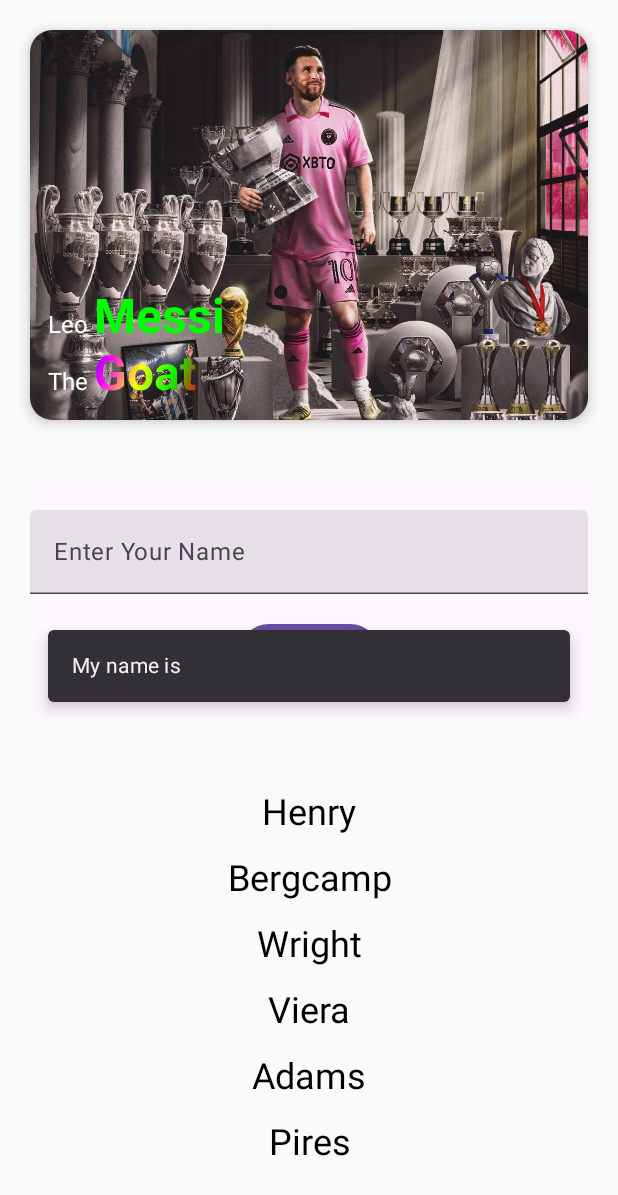
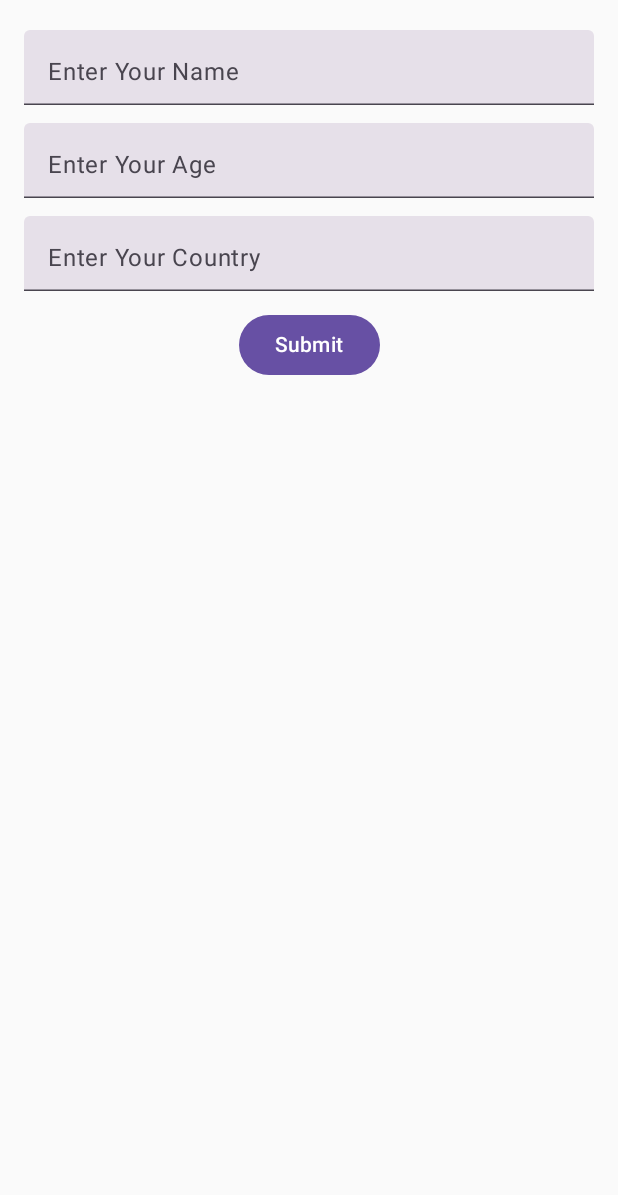
Before and after one commit to ashik024/BasicJetpackComposeLearning, an Android app built with Jetpack Compose: the screen it shows after launch (MainActivity before the commit, ConstainLayout after it), after a tap on "Submit", on a phone screen of 412 x 824 dp. Shown: the top 1195 px of the screen. Run offline under Robolectric (Android 15) with nearby library versions, the phone set to English and light mode, and no system bars; our stand-ins replace constraintlayout-compose.

Commit message:
ConstrainLayout

```diff
--- a/app/build.gradle.kts
+++ b/app/build.gradle.kts
@@ -59,11 +59,18 @@ dependencies {
     implementation("androidx.compose.ui:ui-graphics")
     implementation("androidx.compose.ui:ui-tooling-preview")
     implementation("androidx.compose.material3:material3")
+    implementation("androidx.appcompat:appcompat:1.6.1")
+    implementation("com.google.android.material:material:1.9.0")
+    implementation("androidx.constraintlayout:constraintlayout:2.1.4")
+    implementation(platform("androidx.compose:compose-bom:2023.03.00"))
     testImplementation("junit:junit:4.13.2")
     androidTestImplementation("androidx.test.ext:junit:1.1.5")
     androidTestImplementation("androidx.test.espresso:espresso-core:3.5.1")
     androidTestImplementation(platform("androidx.compose:compose-bom:2023.03.00"))
     androidTestImplementation("androidx.compose.ui:ui-test-junit4")
+    androidTestImplementation(platform("androidx.compose:compose-bom:2023.03.00"))
     debugImplementation("androidx.compose.ui:ui-tooling")
     debugImplementation("androidx.compose.ui:ui-test-manifest")
+
+    implementation ("androidx.constraintlayout:constraintlayout-compose:1.0.1")
 }
--- a/app/src/main/AndroidManifest.xml
+++ b/app/src/main/AndroidManifest.xml
@@ -13,6 +13,11 @@
         android:theme="@style/Theme.MyApplication"
         tools:targetApi="31">
         <activity
+            android:name=".ConstainLayout"
+            android:exported="false"
+            android:label="@string/title_activity_constain_layout"
+            android:theme="@style/Theme.MyApplication" />
+        <activity
             android:name=".MainActivity"
             android:exported="true"
             android:label="@string/app_name"
--- /dev/null
+++ b/app/src/main/java/com/example/myapplication/ConstainLayout.kt
@@ -0,0 +1,144 @@
+package com.example.myapplication
+
+import android.os.Bundle
+import androidx.activity.ComponentActivity
+import androidx.activity.compose.setContent
+import androidx.compose.foundation.layout.fillMaxSize
+import androidx.compose.foundation.layout.height
+import androidx.compose.foundation.layout.heightIn
+import androidx.compose.foundation.layout.padding
+import androidx.compose.foundation.layout.width
+import androidx.compose.foundation.layout.widthIn
+import androidx.compose.foundation.text.KeyboardOptions
+import androidx.compose.material3.Button
+import androidx.compose.material3.ExperimentalMaterial3Api
+import androidx.compose.material3.MaterialTheme
+import androidx.compose.material3.Surface
+import androidx.compose.material3.Text
+import androidx.compose.material3.TextField
+import androidx.compose.runtime.Composable
+import androidx.compose.runtime.mutableStateOf
+import androidx.compose.runtime.*
+import androidx.compose.ui.Modifier
+import androidx.compose.ui.layout.layoutId
+import androidx.compose.ui.text.input.KeyboardType
+import androidx.compose.ui.tooling.preview.Preview
+import androidx.compose.ui.unit.dp
+import androidx.constraintlayout.compose.ConstraintLayout
+import androidx.constraintlayout.compose.ConstraintSet
+import androidx.constraintlayout.compose.Dimension
+
+import com.example.myapplication.ui.theme.MyApplicationTheme
+import kotlinx.coroutines.launch
+import kotlin.random.Random
+
+@OptIn(ExperimentalMaterial3Api::class)
+class ConstainLayout : ComponentActivity() {
+
+    override fun onCreate(savedInstanceState: Bundle?) {
+        super.onCreate(savedInstanceState)
+        setContent {
+
+            StyledTextField()
+
+
+        }
+    }
+
+    @Composable
+    fun StyledTextField() {
+        var nameTFState by remember {
+            mutableStateOf("")
+        }
+        var ageTFState by remember {
+            mutableStateOf("")
+        }
+        var countryTFState by remember {
+            mutableStateOf("")
+        }
+
+        val constraintSet = ConstraintSet {
+
+            val editTextName = createRefFor("nameTxt")
+            val editTextAge = createRefFor("ageTxt")
+            val editTextCountry = createRefFor("countryTxt")
+            val submitBtn = createRefFor("btn")
+
+
+            constrain(editTextName) {
+                top.linkTo(parent.top,20.dp)
+                start.linkTo(parent.start)
+                end.linkTo(parent.end)
+                width = Dimension.fillToConstraints
+                height= Dimension.value(50.dp)
+            }
+
+            constrain(editTextAge) {
+                top.linkTo(editTextName.bottom,12.dp)
+                start.linkTo(parent.start)
+                end.linkTo(parent.end)
+                width = Dimension.fillToConstraints
+                height= Dimension.value(50.dp)
+            }
+            constrain(editTextCountry) {
+                top.linkTo(editTextAge.bottom,12.dp)
+                start.linkTo(parent.start)
+                end.linkTo(parent.end)
+                width = Dimension.fillToConstraints
+                height= Dimension.value(50.dp)
+            }
+            constrain(submitBtn) {
+                top.linkTo(editTextCountry.bottom,12.dp)
+                start.linkTo(parent.start)
+                end.linkTo(parent.end)
+                width = Dimension.wrapContent
+                height = Dimension.wrapContent
+            }
+        }
+        ConstraintLayout(constraintSet, modifier = Modifier.fillMaxSize().padding(horizontal = 16.dp)) {
+
+            TextField(
+                value = nameTFState,
+                onValueChange = { nameTFState = it },
+                label = { Text("Enter Your Name") },
+                maxLines = 1,
+                modifier = Modifier
+                    .fillMaxSize()
+                    .layoutId("nameTxt")
+            )
+
+            TextField(
+                value = ageTFState,
+                onValueChange = { ageTFState = it },
+                label = { Text("Enter Your Age") },
+                maxLines = 1,
+                keyboardOptions = KeyboardOptions(keyboardType = KeyboardType.Number),
+                modifier = Modifier
+                    .fillMaxSize()
+                    .layoutId("ageTxt")
+            )
+
+
+            TextField(
+                value = countryTFState,
+                onValueChange = { countryTFState = it },
+                label = { Text("Enter Your Country") },
+                maxLines = 1,
+                modifier = Modifier
+                    .fillMaxSize()
+                    .layoutId("countryTxt")
+            )
+
+            Button(onClick = {},
+                modifier = Modifier
+                    .layoutId("btn")
+                )
+            {
+
+                Text(text = "Submit")
+            }
+        }
+
+
+    }
+}
--- a/app/src/main/java/com/example/myapplication/MainActivity.kt
+++ b/app/src/main/java/com/example/myapplication/MainActivity.kt
@@ -1,5 +1,7 @@
 package com.example.myapplication
 
+import android.annotation.SuppressLint
+import android.content.Intent
 import android.os.Bundle
 import androidx.activity.ComponentActivity
 import androidx.activity.compose.setContent
@@ -36,6 +38,7 @@ import androidx.compose.ui.graphics.Brush
 import androidx.compose.ui.graphics.Color
 import androidx.compose.ui.graphics.painter.Painter
 import androidx.compose.ui.layout.ContentScale
+import androidx.compose.ui.platform.LocalContext
 import androidx.compose.ui.res.painterResource
 import androidx.compose.ui.text.ExperimentalTextApi
 import androidx.compose.ui.text.SpanStyle
@@ -45,11 +48,12 @@ import androidx.compose.ui.text.style.TextAlign
 import androidx.compose.ui.text.withStyle
 import androidx.compose.ui.unit.dp
 import androidx.compose.ui.unit.sp
+import androidx.core.content.ContextCompat.startActivity
 import kotlinx.coroutines.launch
 import java.util.Random
 
 class MainActivity : ComponentActivity() {
-    @OptIn(ExperimentalMaterial3Api::class)
+    @SuppressLint("SuspiciousIndentation")
     override fun onCreate(savedInstanceState: Bundle?) {
         super.onCreate(savedInstanceState)
         setContent {
@@ -68,7 +72,7 @@ Column(modifier = Modifier.fillMaxSize().padding(bottom = 20.dp)) {
 
             ImageCard(painter = painter, contentDescription =contentDescription,contentDescription2=contentDescription2 , title =title ,title2=title2)
 
-            TextField()
+    TextFieldCall()
             loadLazyColumn()
 }
 //            Column (
@@ -183,12 +187,13 @@ fun ImageCard(
 
 @OptIn(ExperimentalMaterial3Api::class)
 @Composable
-fun TextField(){
+fun TextFieldCall(){
     val snackbarHostState = remember { SnackbarHostState() }
     var textFeildState by remember {
         mutableStateOf("")
     }
     val scope= rememberCoroutineScope()
+    val context = LocalContext.current
 
 
     Scaffold(modifier = Modifier
@@ -224,6 +229,8 @@ fun TextField(){
                 scope.launch {
                     snackbarHostState.showSnackbar("My name is $textFeildState")
                 }
+
+                context.startActivity(Intent(context, ConstainLayout::class.java))
             }) {
 
                 Text(text = "Submit")
@@ -248,7 +255,6 @@ fun loadLazyColumn(){
 //                    modifier = Modifier.fillMaxSize().padding(8.dp)
 //                    )
 //            }
-
             itemsIndexed(
                 listOf("Henry","Bergcamp","Wright","Viera","Adams","Pires","Lumberg","Silva","Kolo","Campbel","Cole","Luaren","Lehman","Wenger")
             ){
--- a/app/src/main/res/values/strings.xml
+++ b/app/src/main/res/values/strings.xml
@@ -1,3 +1,4 @@
 <resources>
     <string name="app_name">My Application</string>
+    <string name="title_activity_constain_layout">ConstainLayout</string>
 </resources>
```
